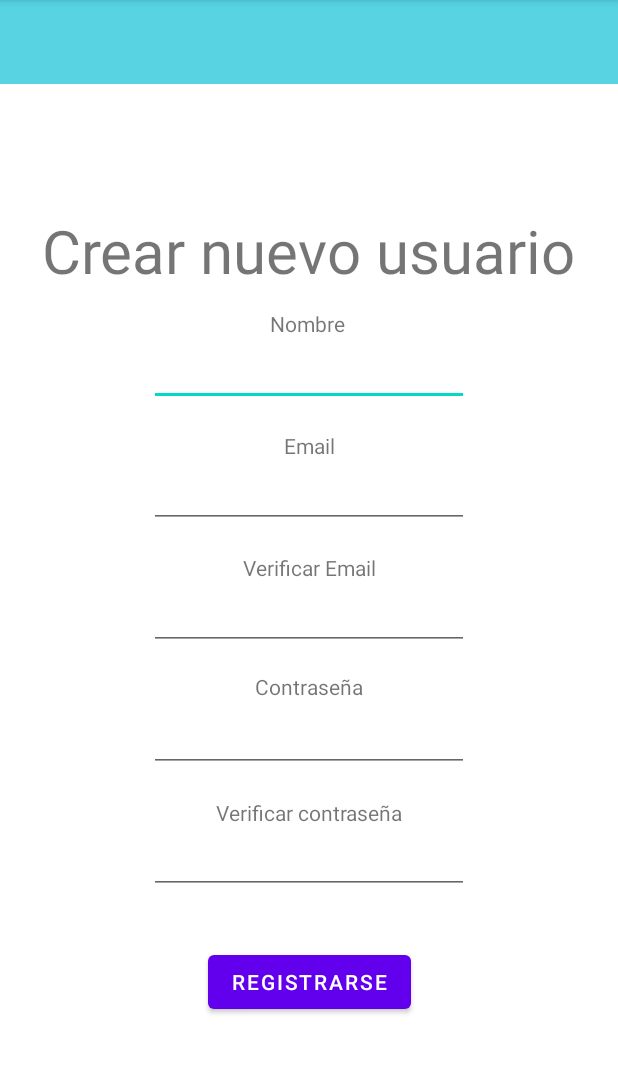
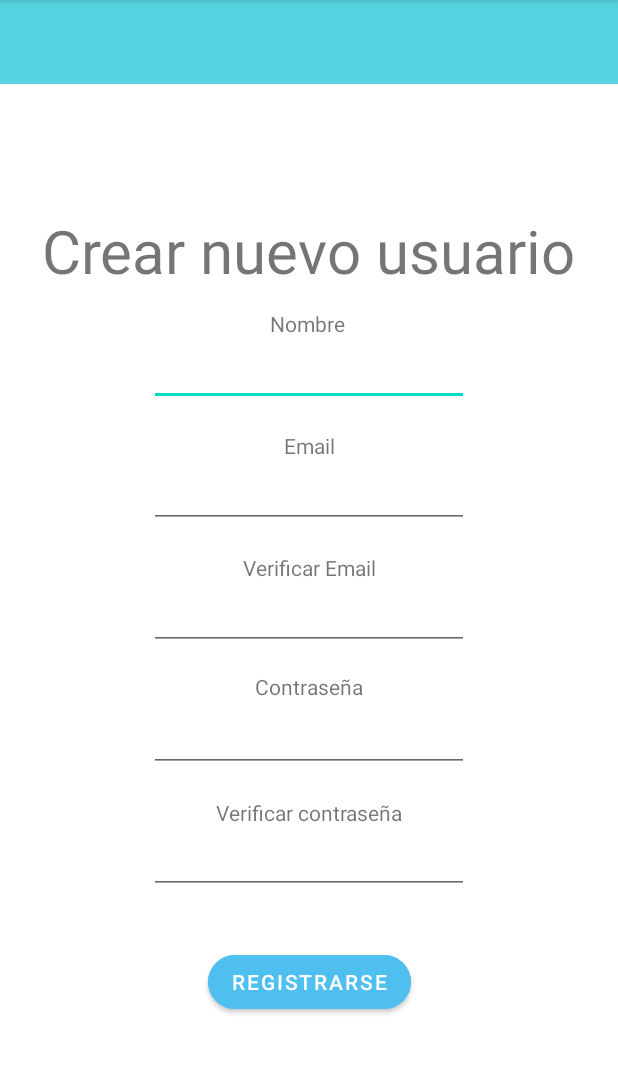
Before and after one commit to ShizuBk/Lernnin, an Android app: the Registro screen opened directly, with no data from a screen before it, on a phone screen of 412 x 824 dp, the part 84-1158 px from its top. Run offline under Robolectric (Android 15) with nearby library versions, the phone set to English and light mode, and no system bars.

Commit message:
Se cambió el color del botón de registro

```diff
--- a/app/src/main/res/layout/activity_registro.xml
+++ b/app/src/main/res/layout/activity_registro.xml
@@ -132,6 +132,8 @@
         android:layout_height="wrap_content"
         android:layout_marginTop="116dp"
         android:text="Registrarse"
+        android:backgroundTint="#4FBFEF"
+        app:cornerRadius="30dp"
         app:layout_constraintEnd_toEndOf="parent"
         app:layout_constraintStart_toStartOf="parent"
         app:layout_constraintTop_toBottomOf="@+id/rPass" />
```
